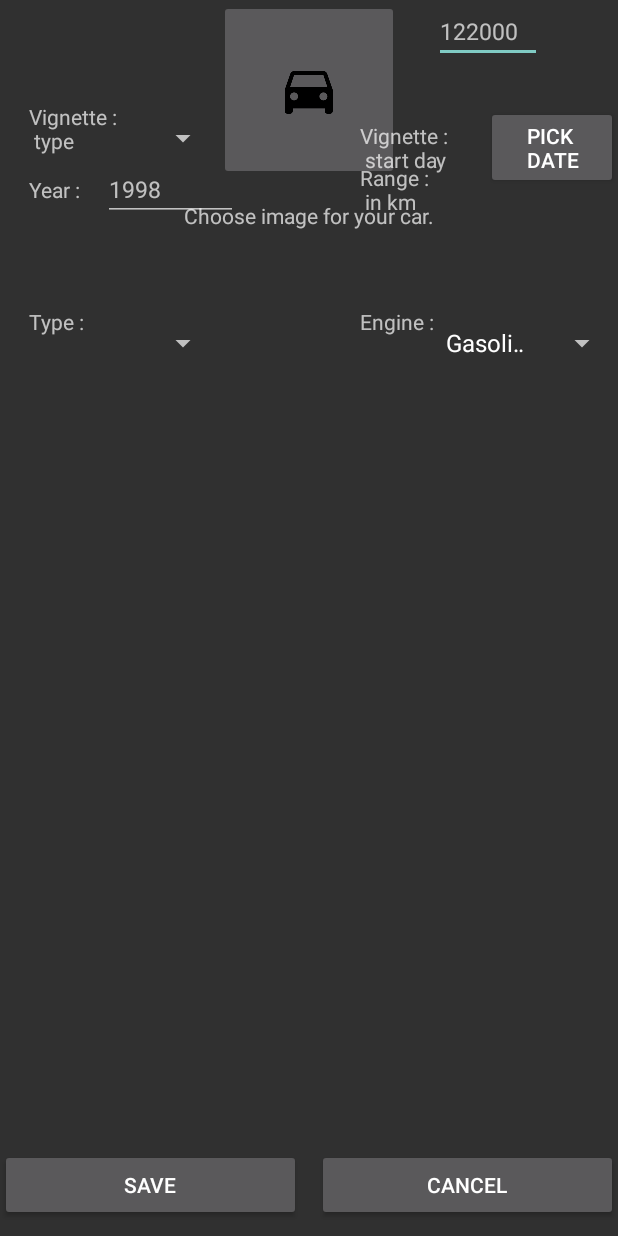
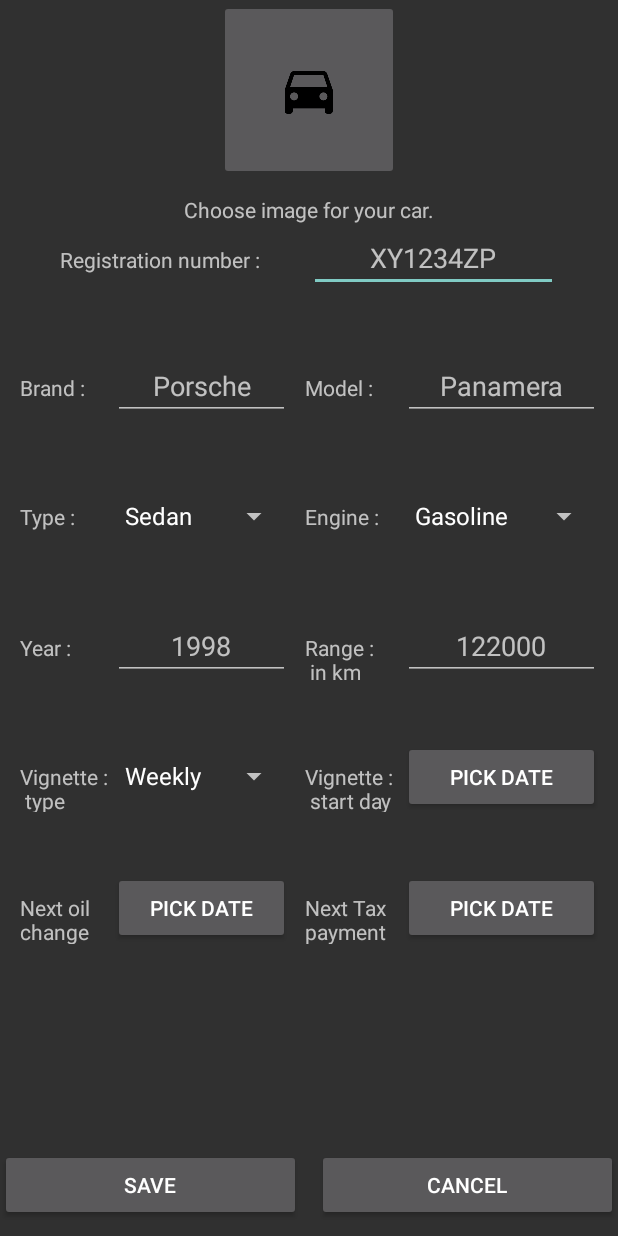
Before and after one commit to DraganovMartin/Car-Calendar, an Android app: the AddVehicleCarActivity screen opened directly, with no data from a screen before it, on a phone screen of 412 x 824 dp. Run offline under Robolectric (Android 15) with nearby library versions, the phone set to English and light mode, and no system bars.

Commit message:
Remodeled the activity_add_vehicle_car

```diff
--- a/app/src/main/res/layout/activity_add_vehicle_car.xml
+++ b/app/src/main/res/layout/activity_add_vehicle_car.xml
@@ -4,45 +4,15 @@
     xmlns:tools="http://schemas.android.com/tools"
     android:layout_width="match_parent"
     android:layout_height="match_parent"
-    android:id="@+id/fragment_add_car"
-    >
-
-
-
-    <ScrollView
-        android:layout_width="match_parent"
-        android:layout_height="match_parent"
-        android:layout_alignParentTop="true"
-        android:layout_above="@+id/buttonsLinearLayot"
-        android:id="@+id/DataScrollView">
-
-        <RelativeLayout
-            android:layout_width="match_parent"
-            android:layout_height="match_parent"
-
-            >
-
-            <Button
-                android:text="@string/pick_date"
-                android:layout_width="wrap_content"
-                android:layout_height="wrap_content"
-                android:id="@+id/date_btn"
-                android:layout_alignBaseline="@+id/vignette_start_TV"
-                android:layout_alignBottom="@+id/vignette_start_TV"
-                android:layout_alignParentRight="true"
-                android:layout_alignParentEnd="true"
-                android:onClick="selectDate"/>
+    android:id="@+id/fragment_add_car">
 
     <ImageButton
         android:layout_width="120dp"
         android:layout_height="120dp"
-
         app:srcCompat="@mipmap/car_add_image"
         android:id="@+id/imageButton_car_add"
         android:layout_alignParentTop="true"
         android:layout_centerHorizontal="true" />
-
-
 
     <TextView
         android:text="@string/image_car_TView"
@@ -50,73 +20,133 @@
         android:layout_height="wrap_content"
         android:layout_below="@+id/imageButton_car_add"
         android:layout_centerHorizontal="true"
-                android:layout_marginTop="14dp"
+        android:layout_marginTop="10dp"
         android:id="@+id/selectCarTV" />
+
+    <LinearLayout
+        android:id="@+id/plate_info"
+        android:layout_width="match_parent"
+        android:layout_height="wrap_content"
+        android:layout_below="@id/selectCarTV"
+        android:paddingEnd="40dp"
+        android:paddingRight="40dp"
+        android:paddingStart="40dp"
+        android:paddingLeft="40dp">
+
+    <TextView
+        android:id="@+id/registration_number"
+        android:layout_width="0dp"
+        android:layout_weight="1"
+        android:layout_height="wrap_content"
+        android:text="@string/registration_number"/>
+
+        <EditText
+            android:id="@+id/txt_licence_plate"
+            android:layout_width="0dp"
+            android:layout_height="wrap_content"
+            android:layout_weight="1"
+            android:gravity="center"
+            android:hint="@string/lplate_num_hint"/>
+    </LinearLayout>
+
+    <ScrollView
+        android:layout_width="match_parent"
+        android:layout_height="match_parent"
+        android:layout_below="@id/plate_info"
+        android:paddingStart="10dp"
+        android:paddingLeft="10dp"
+        android:paddingEnd="10dp"
+        android:paddingRight="10dp"
+        android:paddingTop="40dp"
+        android:layout_above="@+id/buttonsLinearLayot"
+        android:id="@+id/DataScrollView">
+
+        <TableLayout
+            android:layout_width="wrap_content"
+            android:layout_height="wrap_content"
+            android:stretchColumns="*">
+           <TableRow android:layout_width="0dp"
+               android:paddingBottom="40dp">
+               <TextView
+                   android:id="@+id/vehicle_brand"
+                   android:layout_height="wrap_content"
+                   android:layout_width="wrap_content"
+                   android:layout_column="1"
+                   android:text="@string/vehicle_brand"/>
+               <EditText
+                   android:id="@+id/txt_brand"
+                   android:layout_width="wrap_content"
+                   android:layout_height="wrap_content"
+                   android:layout_column="2"
+                   android:layout_marginEnd="10dp"
+                   android:layout_marginRight="10dp"
+                   android:ems="4"
+                   android:gravity="center"
+                   android:hint="@string/vehicle_brand_hint"/>
+               <TextView
+                   android:id="@+id/vehicle_model"
+                   android:layout_height="wrap_content"
+                   android:layout_width="wrap_content"
+                   android:layout_column="3"
+                   android:text="@string/vehicle_model"/>
+               <EditText
+                   android:layout_width="wrap_content"
+                   android:layout_height="wrap_content"
+                   android:layout_column="4"
+                   android:ems="4"
+                   android:gravity="center"
+                   android:hint="@string/vehicle_model_hint"/>
+           </TableRow>
+
+            <TableRow android:layout_width="0dp"
+                android:paddingBottom="40dp">
+                <TextView
+                    android:text="@string/type_car"
+                    android:layout_width="wrap_content"
+                    android:layout_height="wrap_content"
+                    android:id="@+id/TypeTView"
+                    android:layout_column="1"/>
 
                 <Spinner
                     android:layout_width="match_parent"
                     android:layout_height="wrap_content"
-                android:layout_alignTop="@+id/TypeTView"
-                android:layout_toRightOf="@+id/TypeTView"
-                android:layout_toEndOf="@+id/TypeTView"
-                android:layout_marginLeft="31dp"
-                android:layout_marginStart="31dp"
-                android:id="@+id/spinner_type_car"
-                android:layout_toLeftOf="@+id/imageButton_car_add"
-                android:layout_toStartOf="@+id/imageButton_car_add" />
+                    android:layout_column="2"
+                    android:layout_marginEnd="10dp"
+                    android:layout_marginRight="10dp"
+                    android:id="@+id/spinner_type_car" />
 
                 <TextView
                     android:text="@string/engine_car"
                     android:layout_width="wrap_content"
                     android:layout_height="wrap_content"
-                android:layout_alignBottom="@+id/TypeTView"
-                android:layout_alignRight="@+id/selectCarTV"
-                android:layout_alignEnd="@+id/selectCarTV"
+                    android:layout_column="3"
                     android:id="@+id/engine_car_TView" />
 
                 <Spinner
                     android:layout_width="match_parent"
                     android:layout_height="wrap_content"
-                android:id="@+id/spinner_car_engine"
-                android:layout_alignTop="@+id/engine_car_TView"
-                android:layout_alignParentRight="true"
-                android:layout_alignParentEnd="true"
-                android:layout_toLeftOf="@id/engine_car_TView"
-                android:layout_toRightOf="@+id/engine_car_TView"
-                android:layout_toEndOf="@+id/engine_car_TView" />
+                    android:layout_column="4"
+                    android:id="@+id/spinner_car_engine" />
+            </TableRow>
 
-            <TextView
-                android:text="@string/type_car"
-                android:layout_width="wrap_content"
-                android:layout_height="wrap_content"
-                android:layout_marginTop="51dp"
-                android:id="@+id/TypeTView"
-                android:layout_marginLeft="19dp"
-                android:layout_marginStart="19dp"
-                android:layout_below="@+id/selectCarTV"
-                android:layout_alignParentLeft="true"
-                android:layout_alignParentStart="true" />
-
+            <TableRow android:layout_width="0dp"
+                android:paddingBottom="40dp">
                 <TextView
                     android:text="@string/year"
                     android:layout_width="wrap_content"
                     android:layout_height="wrap_content"
-                android:layout_centerVertical="true"
-                android:layout_alignLeft="@+id/TypeTView"
-                android:layout_alignStart="@+id/TypeTView"
-                android:id="@+id/yearTView" />
+                    android:layout_column="1"
+                    android:id="@+id/yearTView"/>
 
                 <EditText
                     android:layout_width="wrap_content"
                     android:layout_height="wrap_content"
-                android:textSize="15sp"
+                    android:gravity="center"
+                    android:layout_column="2"
+                    android:layout_marginEnd="10dp"
+                    android:layout_marginRight="10dp"
                     android:inputType="number"
-                android:ems="5"
-                android:layout_centerVertical="true"
-                android:layout_toRightOf="@+id/TypeTView"
-                android:layout_toEndOf="@+id/TypeTView"
-                android:layout_marginLeft="12dp"
-                android:layout_marginStart="12dp"
+                    android:ems="4"
                     android:id="@+id/yearEText"
                     android:hint="1998" />
 
@@ -124,53 +154,89 @@
                     android:text="@string/range"
                     android:layout_width="wrap_content"
                     android:layout_height="wrap_content"
-                android:layout_centerVertical="true"
-                android:layout_alignLeft="@+id/engine_car_TView"
-                android:layout_alignStart="@+id/engine_car_TView"
+                    android:layout_column="3"
                     android:id="@+id/textView4" />
 
                 <EditText
                     android:layout_width="wrap_content"
                     android:layout_height="wrap_content"
-                android:textSize="15sp"
+                    android:layout_column="4"
+                    android:gravity="center"
                     android:inputType="number"
+                    android:ems="6"
                     android:hint="122000"
-                android:ems="4"
-                android:layout_alignTop="@+id/yearEText"
-                android:layout_alignLeft="@+id/spinner_car_engine"
-                android:layout_alignStart="@+id/spinner_car_engine"
                     android:id="@+id/rangeEText" />
+            </TableRow>
 
+            <TableRow android:layout_width="0dp"
+                android:paddingBottom="40dp">
                 <TextView
                     android:text="@string/vignette_type"
                     android:layout_width="wrap_content"
+                    android:layout_column="1"
                     android:layout_height="wrap_content"
-                android:layout_below="@+id/yearEText"
-                android:layout_alignLeft="@+id/yearTView"
-                android:layout_alignStart="@+id/yearTView"
-                android:layout_marginTop="26dp"
                     android:id="@+id/vignette_type" />
 
                 <Spinner
                     android:layout_width="match_parent"
                     android:layout_height="wrap_content"
-                android:id="@+id/vignette_type_spinner"
-                android:layout_alignTop="@+id/vignette_type"
-                android:layout_alignLeft="@+id/spinner_type_car"
-                android:layout_alignStart="@+id/spinner_type_car"
-                android:layout_alignRight="@+id/spinner_type_car"
-                android:layout_alignEnd="@+id/spinner_type_car" />
+                    android:layout_marginEnd="10dp"
+                    android:layout_marginRight="10dp"
+                    android:layout_column="2"
+                    android:id="@+id/vignette_type_spinner"/>
 
                 <TextView
                     android:text="@string/vignette_start_day"
                     android:layout_width="wrap_content"
                     android:layout_height="wrap_content"
-                android:layout_alignBottom="@+id/vignette_type_spinner"
-                android:layout_alignLeft="@+id/textView4"
-                android:layout_alignStart="@+id/textView4"
+                    android:layout_column="3"
                     android:id="@+id/vignette_start_TV" />
 
-        </RelativeLayout>
+                <Button
+                    android:text="@string/pick_date"
+                    android:layout_width="wrap_content"
+                    android:layout_height="wrap_content"
+                    android:id="@+id/date_btn"
+                    android:layout_column="4"
+                    android:onClick="selectDate"/>
+            </TableRow>
+            <TableRow android:layout_width="0dp"
+                android:paddingBottom="40dp">
+
+                <TextView
+                    android:text="Next oil\nchange"
+                    android:layout_width="wrap_content"
+                    android:layout_height="wrap_content"
+                    android:layout_column="1"
+                    android:id="@+id/vehicle_next_oil_change" />
+
+                <Button
+                    android:text="@string/pick_date"
+                    android:layout_width="wrap_content"
+                    android:layout_height="wrap_content"
+                    android:layout_marginEnd="10dp"
+                    android:layout_marginRight="10dp"
+                    android:id="@+id/btn_oil_change"
+                    android:layout_column="2"
+                    android:onClick="selectDate"/>
+
+                <TextView
+                    android:text="Next Tax\npayment"
+                    android:layout_width="wrap_content"
+                    android:layout_height="wrap_content"
+                    android:layout_column="1"
+                    android:id="@+id/vehicle_next_tax_payment" />
+
+                <Button
+                    android:text="pick date\"
+                    android:layout_width="wrap_content"
+                    android:layout_height="wrap_content"
+                    android:id="@+id/btn_next_payment"
+                    android:layout_column="2"
+                    android:onClick="selectDate"/>
+            </TableRow>
+        </TableLayout>
+
     </ScrollView>
 
     <LinearLayout
--- a/app/src/main/res/values-w820dp/strings.xml
+++ b/app/src/main/res/values-w820dp/strings.xml
@@ -5,4 +5,10 @@
         <item>Car</item>
         <item>Motorcycle</item>
     </string-array>
+    <string name="registration_number">Registration number :</string>
+    <string name="lplate_num_hint">XY1234ZP</string>
+    <string name="vehicle_brand">Brand :</string>
+    <string name="vehicle_brand_hint">Porsche</string>
+    <string name="vehicle_model">Model :</string>
+    <string name="vehicle_model_hint">Panamera</string>
 </resources>
--- a/app/src/main/res/values/strings.xml
+++ b/app/src/main/res/values/strings.xml
@@ -50,12 +50,17 @@
     <string name="range">Range :\n in km</string>
     <string name="vignette_type">Vignette :\n type</string>
     <string name="vignette_start_day">Vignette : \n start day</string>
-    <string name="pick_date">Pick \ndate</string>
+    <string name="pick_date">Pick date</string>
     <string name="cancel_btn">Cancel</string>
     <string name="save_btn">Save</string>
-
+    <string name="registration_number">Registration number :</string>
+    <string name="lplate_num_hint">XY1234ZP</string>
+    <string name="vehicle_brand">Brand :</string>
+    <string name="vehicle_brand_hint">Porsche</string>
+    <string name="vehicle_model">Model :</string>
+    <string name="vehicle_model_hint">Panamera</string>
     <!-- TODO: Remove or change this placeholder text -->
     <string name="hello_blank_fragment">Hello blank fragment</string>
-    <string name="registration_number">Registration number :</string>
+
 
 </resources>
```
Lines whose indentation alone changed are shown as unchanged.
